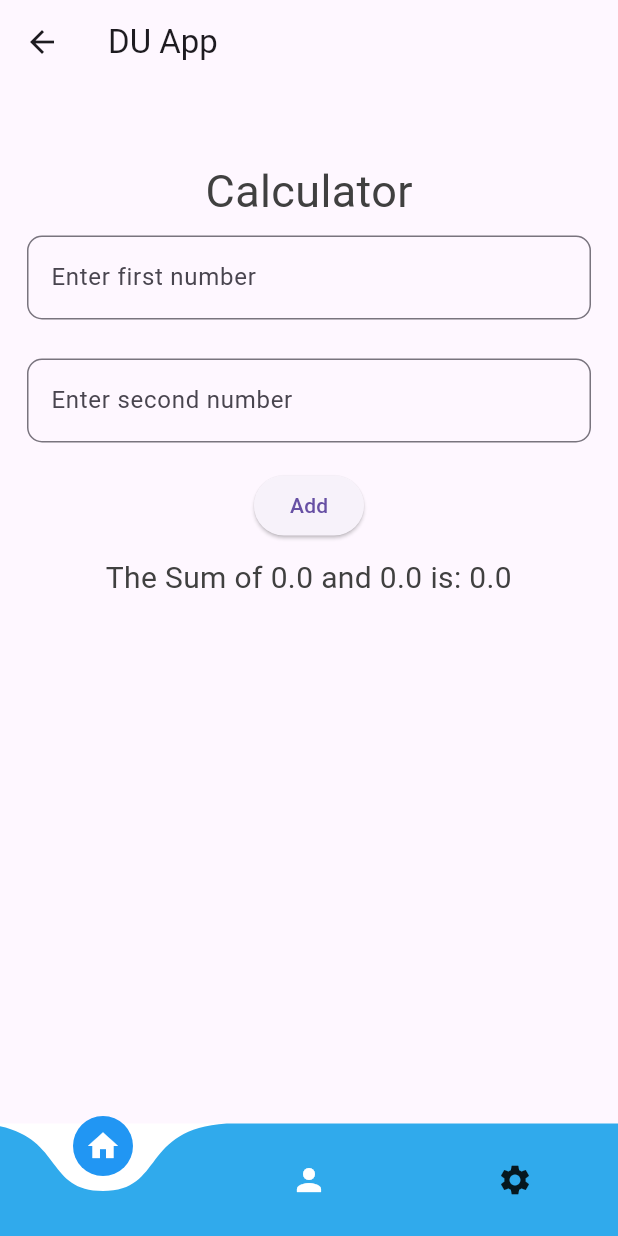
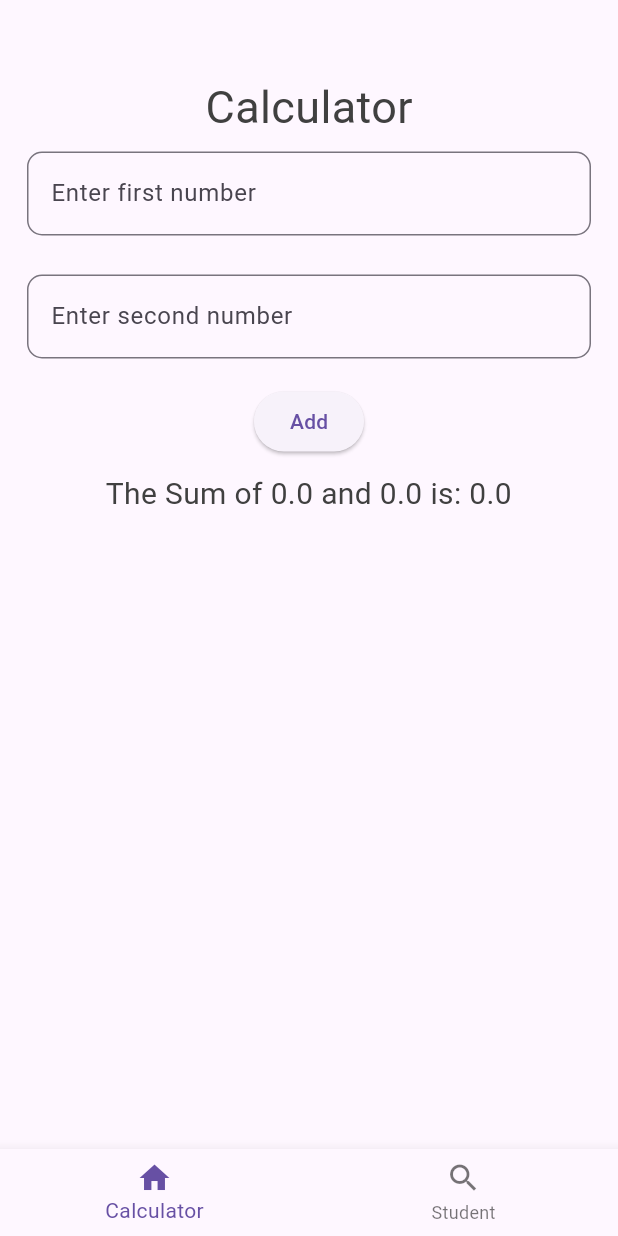
Before and after one commit to GetontoMoses/Flutter-intro, a Flutter app: the Home screen opened by its route, on a phone screen of 412 x 824 dp. Run offline on Flutter 3.47's test engine with Material 3 defaults, Android fonts, the phone set to English and light mode, and no system bars; drawn by our look-alikes of curved_navigation_bar; our stand-ins replace get.

```diff
--- a/lib/utils/route.dart
+++ b/lib/utils/route.dart
@@ -1,4 +1,5 @@
 import 'package:flutter_application_1/views/Home.dart';
+import 'package:flutter_application_1/views/student.dart';
 import "package:get/get.dart";
 import 'package:flutter_application_1/views/login.dart';
 import 'package:flutter_application_1/views/calculator.dart';
@@ -8,5 +9,6 @@ class Routes {
     GetPage(name: '/', page: () => Login()),
     GetPage(name: '/home', page: () => Home()),
     GetPage(name: '/calculator', page: () => Calculator()),
+    GetPage(name: '/student', page: () => Student()),
   ];
 }
--- a/lib/views/Home.dart
+++ b/lib/views/Home.dart
@@ -1,45 +1,46 @@
-import 'package:curved_navigation_bar/curved_navigation_bar.dart';
-
 import 'package:flutter/material.dart';
-
 import 'package:flutter_application_1/controllers/homeController.dart';
 import 'package:flutter_application_1/views/calculator.dart';
 import 'package:flutter_application_1/views/student.dart';
 import 'package:get/get.dart';
 
 HomeController homeController = Get.put(HomeController());
-var Screen = [Calculator(), Student()];
+
+// Define the list of screens with the desired widgets
+var screenList = [Calculator(), Student()];
 
 class Home extends StatelessWidget {
-  const Home({super.key});
+  const Home({Key? key}) : super(key: key);
 
   @override
   Widget build(BuildContext context) {
     return Scaffold(
-        appBar: AppBar(
-          title: Text("DU App"),
-        ),
-        bottomNavigationBar: CurvedNavigationBar(
-          backgroundColor: Color.fromARGB(255, 255, 255, 255),
-          buttonBackgroundColor: Colors.blue,
-          color: Color.fromARGB(255, 48, 170, 236),
-          items: [
-            Icon(
-              Icons.home,
-              color: Colors.white,
+      bottomNavigationBar: BottomNavigationBar(
+        currentIndex: homeController.selectedPage.value,
+        onTap: (index) {
+          homeController.selectedPage.value = index;
+        },
+        items: [
+          BottomNavigationBarItem(
+            icon: Icon(Icons.home),
+            label: 'Calculator',
+          ),
+          BottomNavigationBarItem(
+            icon: Icon(Icons.search),
+            label: 'Student',
+          ),
+        ],
+      ),
+      body: Column(
+        children: [
+          Expanded(
+            child: Obx(
+              () =>
+                  Center(child: screenList[homeController.selectedPage.value]),
             ),
-            Icon(
-              Icons.person,
-              color: Colors.white,
-            ),
-            Icon(Icons.settings)
-          ],
-          onTap: (index) {
-            homeController.updateSelectedPage(index);
-          },
-        ),
-        body: Obx(
-          () => Center(child: Screen[homeController.selectedPage.value]),
-        ));
+          ),
+        ],
+      ),
+    );
   }
 }
```
Also changed, not shown: lib/controllers/studentdatacontroller.dart (added, +12 -0 lines), lib/models/studentmodel.dart (+5 -3 lines), lib/views/student.dart (+32 -13 lines).
